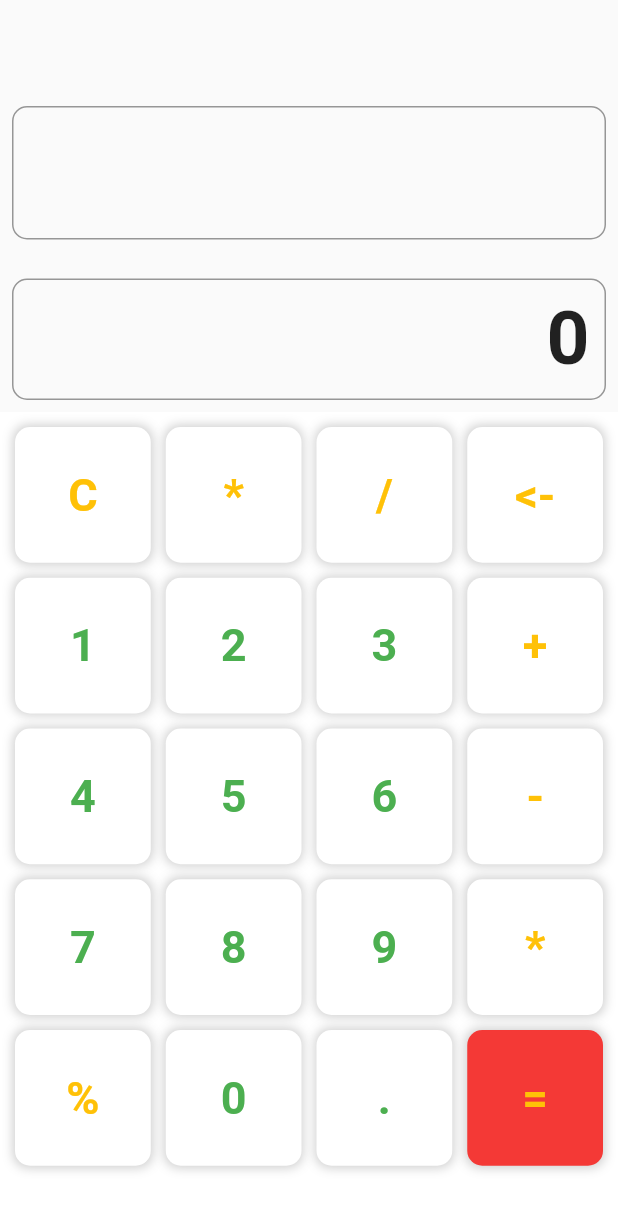
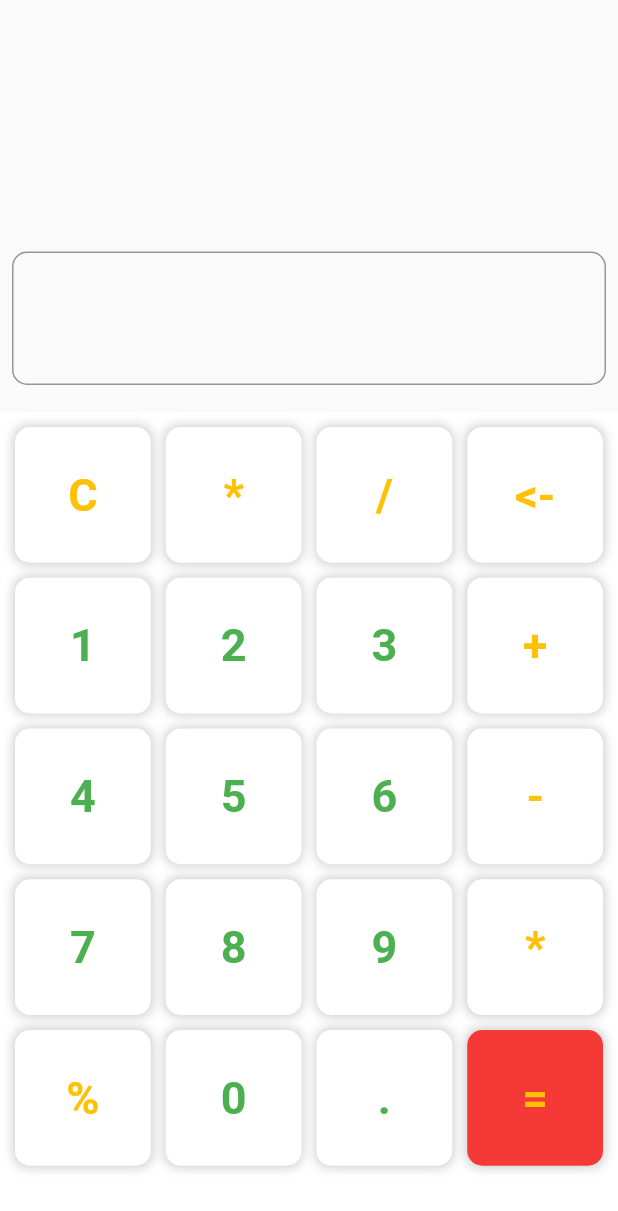
Before and after one commit to ishwar46/calculator-app, a Flutter app: the screen it shows after launch, on a phone screen of 412 x 824 dp. Shown: the top 1211 px of the screen. Run offline on Flutter 3.47's test engine with Material 2 defaults, Android fonts, the phone set to English and light mode, and no system bars; our stand-ins replace math_expressions.

Commit message:
Update clculator_page.dart

```diff
--- a/lib/views/clculator_page.dart
+++ b/lib/views/clculator_page.dart
@@ -54,8 +54,7 @@ class _CalculatorAppState extends State<CalculatorApp> {
 
   //widget for result
   Widget resultWidget() {
-    return Container(
-      child: Column(
+    return Column(
       mainAxisAlignment: MainAxisAlignment.end,
       children: [
         Padding(
@@ -76,25 +75,24 @@ class _CalculatorAppState extends State<CalculatorApp> {
           ),
         ),
         SizedBox(height: 10),
-          Padding(
-            padding: const EdgeInsets.all(8.0),
-            child: Container(
-              decoration: BoxDecoration(
-                border: Border.all(
-                    color: Color.fromARGB(255, 150, 150, 150), width: 1),
-                borderRadius: BorderRadius.circular(10),
-              ),
-              padding: const EdgeInsets.all(10),
-              alignment: Alignment.centerRight,
-              child: Text(result,
-                  style: const TextStyle(
-                    fontSize: 50,
-                    fontWeight: FontWeight.bold,
-                  )),
-            ),
-          )
+        // Padding(
+        //   padding: const EdgeInsets.all(8.0),
+        //   child: Container(
+        //     decoration: BoxDecoration(
+        //       border: Border.all(
+        //           color: Color.fromARGB(255, 150, 150, 150), width: 1),
+        //       borderRadius: BorderRadius.circular(10),
+        //     ),
+        //     padding: const EdgeInsets.all(10),
+        //     alignment: Alignment.centerRight,
+        //     child: Text(result,
+        //         style: const TextStyle(
+        //           fontSize: 50,
+        //           fontWeight: FontWeight.bold,
+        //         )),
+        //   ),
+        // )
       ],
-      ),
     );
   }
 
```
Lines whose indentation alone changed are shown as unchanged.
